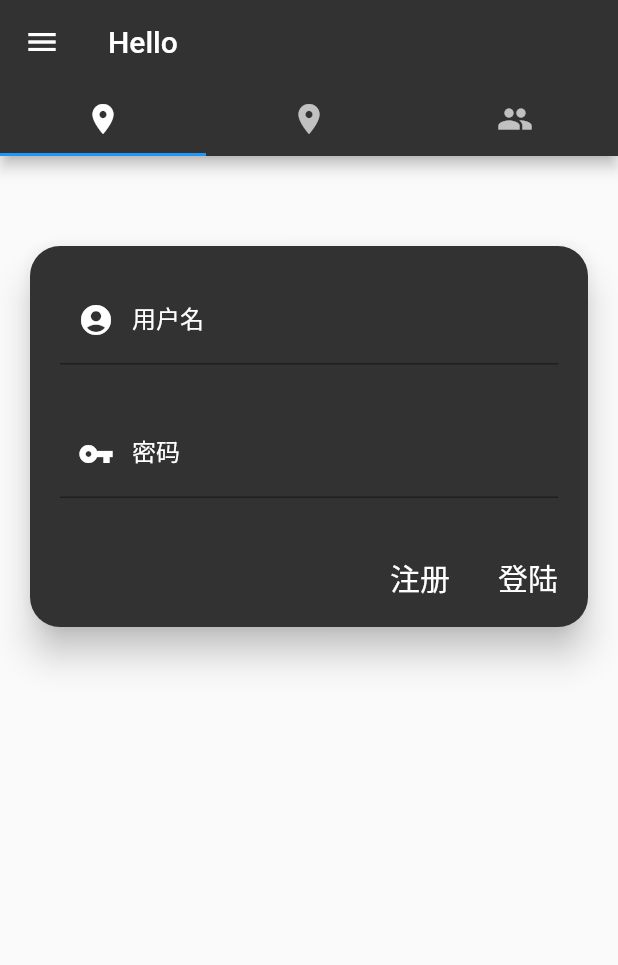
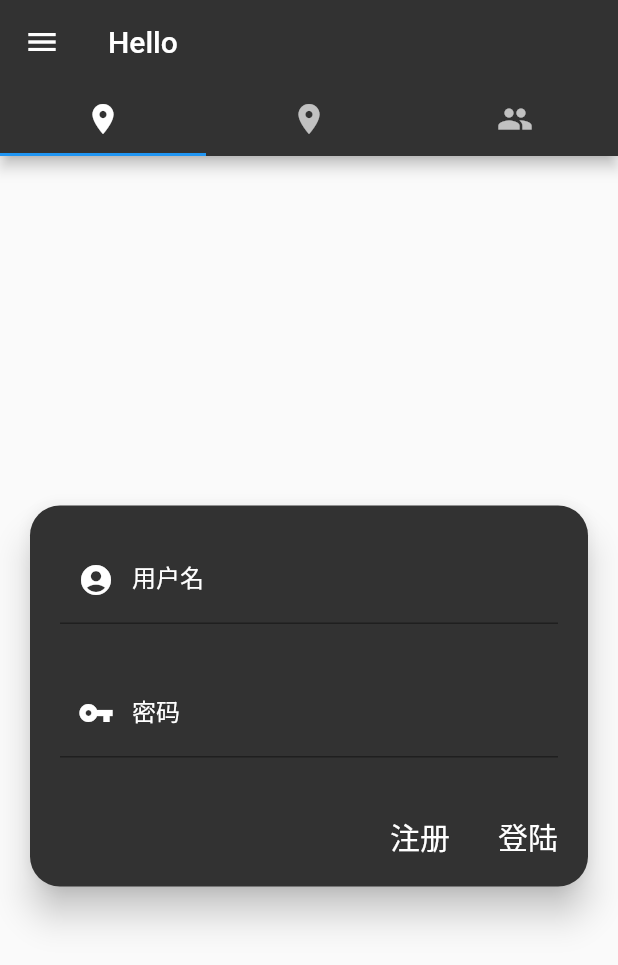
Before and after one commit to rfsx0829/chatroom, a Flutter app: the screen it shows after launch, on a phone screen of 412 x 824 dp. Shown: the top 965 px of the screen. Run offline on Flutter 3.47's test engine with Material 2 defaults, Android fonts, the phone set to English and light mode, and no system bars; our stand-ins replace dio; accounts and stored records are empty.

```diff
--- a/app/lib/card/sign_card.dart
+++ b/app/lib/card/sign_card.dart
@@ -0,0 +1,54 @@
+import 'package:flutter/material.dart';
+import 'package:app/card/card.dart';
+import 'package:app/constant/color.dart';
+
+class SignCard extends StatefulWidget {
+  @override
+  SignCardState createState() => SignCardState();
+}
+
+class SignCardState extends State<SignCard> {
+  @override
+  Widget build(BuildContext context) {
+    var card = CardWidget(
+      cardChild: Column(
+        mainAxisSize: MainAxisSize.min,
+        children: <Widget>[
+          Container(
+            child: TextField(
+              decoration: InputDecoration(
+                prefixIcon: Icon(Icons.account_circle, color: ConstantColor.fontColor,),
+                labelText: "用户名",
+                labelStyle: TextStyle(color: ConstantColor.fontColor),
+              ),
+              style: TextStyle(color: ConstantColor.fontColor),
+              keyboardType: TextInputType.emailAddress,
+            ),
+            padding: EdgeInsets.only(top: 20.0, bottom: 10.0, left: 20.0, right: 20.0),
+          ),
+          Container(
+            child: TextField(
+              decoration: InputDecoration(
+                prefixIcon: Icon(Icons.vpn_key, color: ConstantColor.fontColor,),
+                labelText: "密码",
+                labelStyle: TextStyle(color: ConstantColor.fontColor),
+              ),
+              style: TextStyle(color: ConstantColor.fontColor),
+              keyboardType: TextInputType.emailAddress,
+            ),
+            padding: EdgeInsets.all(20.0),
+          ),
+        ],
+      ),
+      lButtonText: "注册",
+      rButtonText: "登陆",
+      elevation: 10.0,
+      lButtonFunc: () => {},
+      rButtonFunc: () => {},
+    );
+
+    return Center(
+      child: card,
+    );
+  }
+}
--- a/app/lib/constant/color.dart
+++ b/app/lib/constant/color.dart
@@ -2,4 +2,6 @@ import 'package:flutter/material.dart';
 
 class ConstantColor {
   static const Color darkgrey = Color(0xFF323232);
+  static const Color fontColor = Colors.white;
+  static const Color bgColor = darkgrey;
 }
--- a/app/lib/tabs/chat.dart
+++ b/app/lib/tabs/chat.dart
@@ -1,5 +1,5 @@
 import 'package:flutter/material.dart';
-import 'package:app/card/card.dart';
+import 'package:app/card/sign_card.dart';
 
 class ChatTab extends StatefulWidget {
   @override
@@ -9,46 +9,6 @@ class ChatTab extends StatefulWidget {
 class ChatState extends State<ChatTab> {
   @override
   Widget build(BuildContext context) {
-    var card = CardWidget(
-      cardChild: Column(
-        mainAxisSize: MainAxisSize.min,
-        children: <Widget>[
-          Container(
-            child: TextField(
-              decoration: InputDecoration(
-                prefixIcon: Icon(Icons.account_circle, color: Colors.white),
-                labelText: "用户名",
-                labelStyle: TextStyle(color: Colors.white),
-              ),
-              style: TextStyle(color: Colors.white),
-              keyboardType: TextInputType.emailAddress,
-            ),
-            padding: EdgeInsets.only(top: 20.0, bottom: 10.0, left: 20.0, right: 20.0),
-          ),
-          Container(
-            child: TextField(
-              decoration: InputDecoration(
-                prefixIcon: Icon(Icons.vpn_key, color: Colors.white,),
-                labelText: "密码",
-                labelStyle: TextStyle(color: Colors.white),
-              ),
-              style: TextStyle(color: Colors.white),
-              keyboardType: TextInputType.emailAddress,
-            ),
-            padding: EdgeInsets.all(20.0),
-          ),
-        ],
-      ),
-      lButtonText: "注册",
-      rButtonText: "登陆",
-      elevation: 10.0,
-      margin: EdgeInsets.only(left: 20.0, right: 20.0, bottom: 20.0, top: 60.0),
-    );
-
-    return Column(
-      children: <Widget>[
-        card,
-      ],
-    );
+    return SignCard();
   }
 }
--- a/app/lib/tabs/persons.dart
+++ b/app/lib/tabs/persons.dart
@@ -10,7 +10,10 @@ class PersonsState extends State<PersonsTab> {
   @override
   Widget build(BuildContext context) {
     return Center(
-      child: InfoCard(),
+      child: InfoCard(
+        uid: 1001,
+        name: "Peter",
+      ),
     );
   }
 }
```
Also changed, not shown: app/lib/card/info_card.dart (+29 -6 lines), app/lib/person/person.dart (+90 -23 lines), app/lib/tabs/room.dart (+1 -8 lines).
